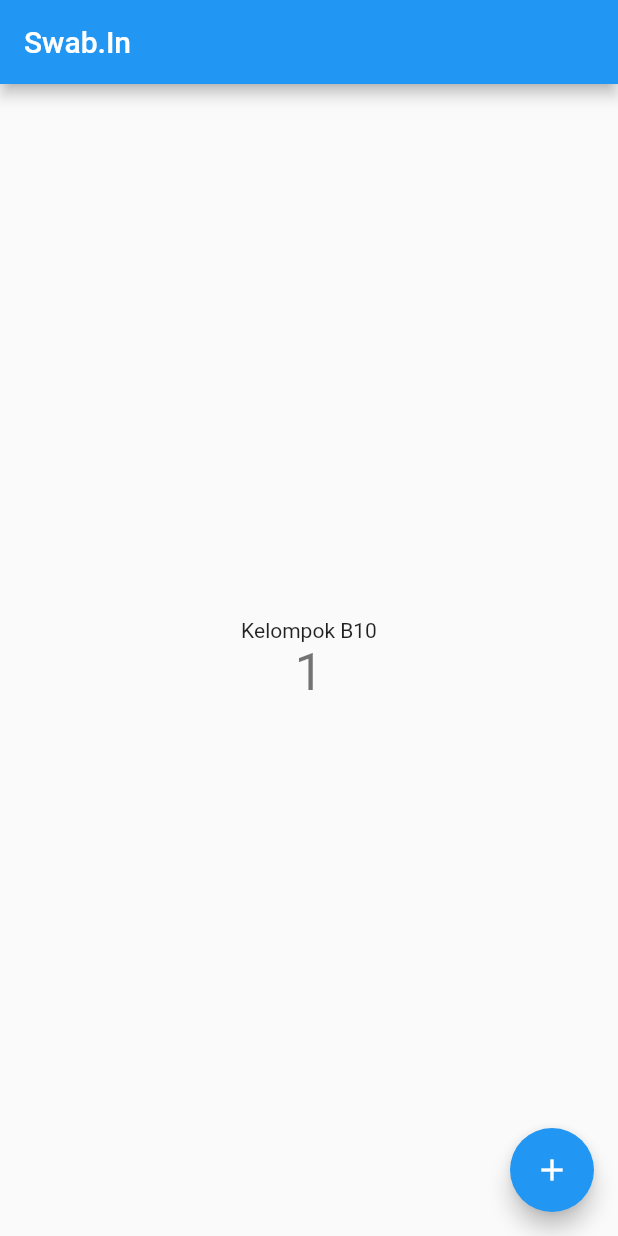
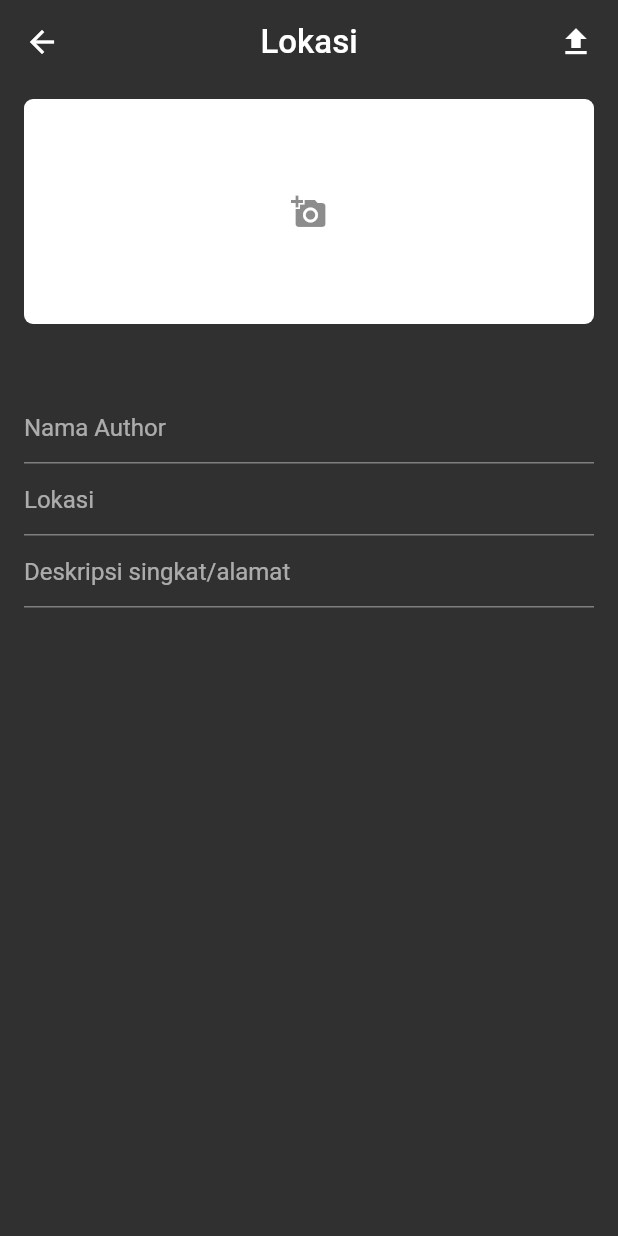
Before and after one commit to Swab-In/swab.in-mobile, a Flutter app: the screen it shows after launch, after a tap on the "add" icon, on a phone screen of 412 x 824 dp. Run offline on Flutter 3.47's test engine with Material 2 defaults, Android fonts, the phone set to English and light mode, and no system bars; network calls fail.

Commit message:
Initial commit

```diff
--- a/swab_in/lib/main.dart
+++ b/swab_in/lib/main.dart
@@ -1,4 +1,5 @@
 import 'package:flutter/material.dart';
+import 'package:swab_in/screens/home.dart';
 
 void main() {
   runApp(const MyApp());
@@ -10,55 +11,8 @@ class MyApp extends StatelessWidget {
   Widget build(BuildContext context) {
     return MaterialApp(
       title: 'Swab.In',
-      theme: ThemeData(
-        primarySwatch: Colors.blue,
-      ),
-      home: const MyHomePage(title: 'Swab.In'),
+      theme: ThemeData.dark(),
+      home: const LokasiHomePage(),
     );
   }
 }
-
-class MyHomePage extends StatefulWidget {
-  const MyHomePage({Key? key, required this.title}) : super(key: key);
-  final String title;
-
-  @override
-  State<MyHomePage> createState() => _MyHomePageState();
-}
-
-class _MyHomePageState extends State<MyHomePage> {
-  int _counter = 0;
-  void _incrementCounter() {
-    setState(() {
-      _counter++;
-    });
-  }
-
-  @override
-  Widget build(BuildContext context) {
-    return Scaffold(
-      appBar: AppBar(
-        title: Text(widget.title),
-      ),
-      body: Center(
-        child: Column(
-          mainAxisAlignment: MainAxisAlignment.center,
-          children: <Widget>[
-            const Text(
-              'Kelompok B10',
-            ),
-            Text(
-              '$_counter',
-              style: Theme.of(context).textTheme.headline4,
-            ),
-          ],
-        ),
-      ),
-      floatingActionButton: FloatingActionButton(
-        onPressed: _incrementCounter,
-        tooltip: 'Increment',
-        child: const Icon(Icons.add),
-      ),
-    );
-  }
-}
--- /dev/null
+++ b/swab_in/lib/models/lokasi.dart
@@ -0,0 +1,27 @@
+class Post {
+    final String lokasi;
+    final String detail;
+    final String lokasi_pic;
+    final int pk;
+
+  Post({
+    required this.lokasi,
+    required this.detail,
+    required this.lokasi_pic,
+    required this.pk
+  });
+
+  factory Post.fromJson(Map<String, dynamic> json) => Post(
+      lokasi: json["fields"]["lokasi"],
+      detail: json["fields"]["detail"],
+      lokasi_pic: json["fields"]["lokasi_pic"],
+      pk: json["pk"]
+  );
+
+  Map<String, dynamic> toJson() => {
+    "lokasi": lokasi,
+    "detail": detail,
+    "lokasi_pic": lokasi_pic,
+    "pk":pk
+  };
+}
--- /dev/null
+++ b/swab_in/lib/screens/create_lokasi.dart
@@ -0,0 +1,84 @@
+import 'package:flutter/material.dart';
+
+class CreateLokasi extends StatefulWidget {
+  const CreateLokasi({Key? key}) : super(key: key);
+
+  @override
+  _CreateLokasiState createState() => _CreateLokasiState();
+}
+
+class _CreateLokasiState extends State<CreateLokasi> {
+  late String author, title, content;
+
+  @override
+  Widget build(BuildContext context) {
+    return Scaffold(
+      appBar: AppBar(
+        title: Row(
+            mainAxisAlignment: MainAxisAlignment.center,
+            children: const <Widget>[
+              Text(
+                "Lokasi",
+                style: TextStyle(fontSize: 22, color: Colors.white),
+              )
+            ]),
+        backgroundColor: Colors.transparent,
+        elevation: 0.0,
+        actions: <Widget>[
+          Container(
+            padding: EdgeInsets.symmetric(horizontal: 16),
+            child: Icon(Icons.file_upload),
+          )
+        ],
+      ),
+      body: Container(
+        child: Column(
+          children: <Widget>[
+            SizedBox(
+              height: 10,
+            ),
+            Container(
+              margin: EdgeInsets.symmetric(horizontal: 16),
+              height: 150,
+              decoration: BoxDecoration(
+                  color: Colors.white, borderRadius: BorderRadius.circular(6)),
+              width: MediaQuery.of(context).size.width,
+              child: Icon(
+                Icons.add_a_photo,
+                color: Colors.black45,
+              ),
+            ),
+            SizedBox(
+              height: 45,
+            ),
+            Container(
+              margin: EdgeInsets.symmetric(horizontal: 16),
+              child: Column(
+                children: <Widget>[
+                  TextField(
+                    decoration: InputDecoration(hintText: "Nama Author"),
+                    onChanged: (val) {
+                      author = val;
+                    },
+                  ),
+                  TextField(
+                    decoration: InputDecoration(hintText: "Lokasi"),
+                    onChanged: (val) {
+                      title = val;
+                    },
+                  ),
+                  TextField(
+                    decoration: InputDecoration(hintText: "Deskripsi singkat/alamat"),
+                    onChanged: (val) {
+                      content = val;
+                    },
+                  )
+                ],
+              ),
+            ),
+          ],
+        ),
+      ),
+    );
+  }
+}
--- /dev/null
+++ b/swab_in/lib/screens/home.dart
@@ -0,0 +1,186 @@
+import 'package:flutter/material.dart';
+import 'package:swab_in/screens/create_lokasi.dart';
+
+// ignore_for_file: prefer_const_constructors, deprecated_member_use
+import 'dart:convert';
+import 'package:http/http.dart' as http;
+import '../models/lokasi.dart';
+
+class LokasiHomePage extends StatefulWidget {
+  static const routeName = '/forum';
+  const LokasiHomePage({Key? key}) : super(key: key);
+
+  @override
+  _LokasiHomePageState createState() => _LokasiHomePageState();
+}
+
+class _LokasiHomePageState extends State<LokasiHomePage> {
+  late Future futurePost;
+
+  @override
+  void initState() {
+    super.initState();
+    futurePost = fetchPost();
+  }
+
+  @override
+  Widget build(BuildContext context) {
+    return Scaffold(
+      appBar: AppBar(
+          backgroundColor: Color.fromRGBO(79, 133, 235, 1),
+          title: Text("Lokasi")),
+      body: Card(
+        child: FutureBuilder(
+            future: futurePost,
+            builder: (BuildContext context, AsyncSnapshot snapshot) {
+              if (snapshot.hasData) {
+                return ListView.builder(
+                    shrinkWrap: true,
+                    itemCount: snapshot.data.length,
+                    itemBuilder: (BuildContext context, int index) {
+                      return Card(
+                          elevation: 2.0,
+                          child: Padding(
+                              padding: EdgeInsets.only(
+                                  top: 32, bottom: 16, left: 16, right: 16),
+                              child: Column(
+                                crossAxisAlignment: CrossAxisAlignment.start,
+                                children: <Widget>[
+                                  SizedBox(
+                                    height: 180.0,
+                                    child: Ink.image(
+                                      image: NetworkImage(
+                                          snapshot.data[index].lokasi_pic),
+                                      fit: BoxFit.cover,
+                                    ),
+                                  ),
+                                  Padding(
+                                      padding: const EdgeInsets.only(top: 8.0),
+                                      child: Text(
+                                        snapshot.data[index].lokasi,
+                                        style: TextStyle(
+                                            fontSize: 22,
+                                            fontWeight: FontWeight.bold),
+                                      )),
+                                  Container(
+                                    alignment: Alignment.centerLeft,
+                                    child: Text(
+                                      snapshot.data[index].detail,
+                                      style:
+                                          Theme.of(context).textTheme.bodyText1,
+                                    ),
+                                  ),
+                                  ButtonBar(
+                                    children: [
+                                      TextButton(
+                                        child: Text('READ MORE',
+                                            style: TextStyle(
+                                                fontWeight: FontWeight.w600,
+                                                color: Colors.black)),
+                                        onPressed: () {
+                                          Navigator.pushNamed(
+                                            context,
+                                            '/forum',
+                                            arguments: snapshot.data[index].pk,
+                                          );
+                                        },
+                                      ),
+                                    ],
+                                  )
+                                ],
+                              )));
+                    });
+              } else {
+                return Center(
+                  child: Text(
+                    "Loading...",
+                  ),
+                );
+              }
+            }),
+      ),
+      floatingActionButton: Container(
+        padding: EdgeInsets.symmetric(vertical: 20),
+        child: Row(
+          mainAxisAlignment: MainAxisAlignment.center,
+          children: <Widget>[
+            FloatingActionButton(
+              onPressed: () {
+                Navigator.push(context,
+                    MaterialPageRoute(builder: (context) => CreateLokasi()));
+              },
+              child: Icon(Icons.add),
+              backgroundColor: Colors.blueAccent
+            )
+          ],
+        ),
+      ),
+    );
+  }
+}
+
+Future<List<Post>> fetchPost() async {
+  var url = Uri.parse("http://127.0.0.1:8000/lokasi/json");
+  var response = await http.get(
+    url,
+    headers: {
+      "Access-Control-Allow-Origin": "*",
+      "Content-Type": "application/json",
+    },
+  );
+  var data = jsonDecode(utf8.decode(response.bodyBytes));
+  List<Post> result = [];
+  for (var d in data) {
+    Post posts = Post(
+        lokasi: d["fields"]["lokasi"],
+        detail: d["fields"]["detail"],
+        lokasi_pic: d["fields"]["lokasi_pic"],
+        pk: d["pk"]);
+    result.add(posts);
+  }
+  return result;
+}
+
+// ================================ALT================================
+// class HomePage extends StatefulWidget {
+//   const HomePage({Key? key}) : super(key: key);
+
+//   @override
+//   _HomePageState createState() => _HomePageState();
+// }
+
+// class _HomePageState extends State<HomePage> {
+//   @override
+//   Widget build(BuildContext context) {
+//     return Scaffold(
+//       appBar: AppBar(
+//         title: Row(
+//             mainAxisAlignment: MainAxisAlignment.center,
+//             children: const <Widget>[
+//               Text(
+//                 "Lokasi",
+//                 style: TextStyle(fontSize: 22, color: Colors.white),
+//               )
+//             ]),
+//         backgroundColor: Colors.transparent,
+//         elevation: 0.0,
+//       ),
+//       body: Container(),
+//       floatingActionButton: Container(
+//         padding: EdgeInsets.symmetric(vertical: 20),
+//         child: Row(
+//           mainAxisAlignment: MainAxisAlignment.center,
+//           children: <Widget>[
+//             FloatingActionButton(
+//               onPressed: () {
+//                 Navigator.push(context,
+//                     MaterialPageRoute(builder: (context) => CreateLokasi()));
+//               },
+//               child: Icon(Icons.add),
+//             )
+//           ],
+//         ),
+//       ),
+//     );
+//   }
+// }
```
